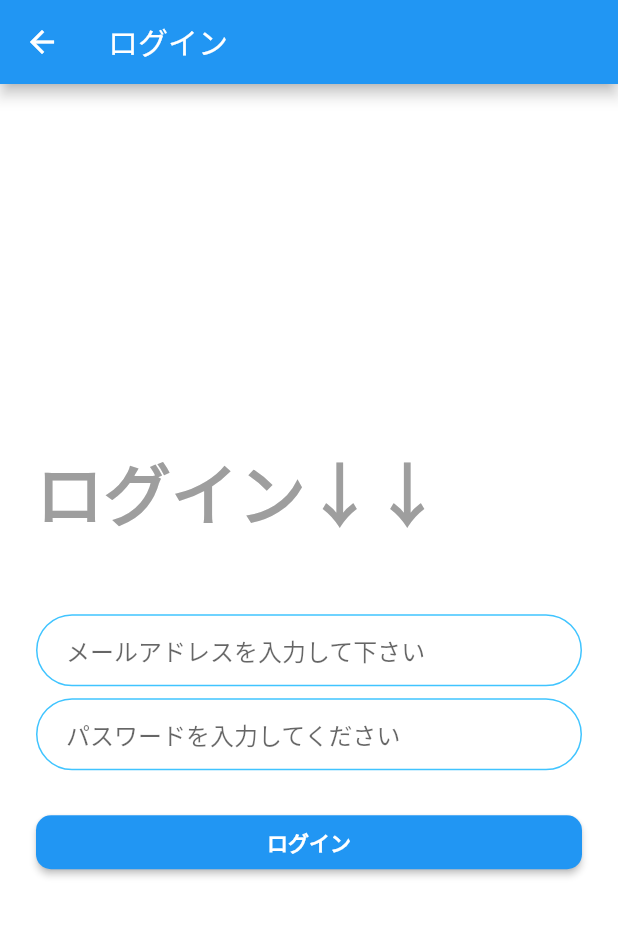
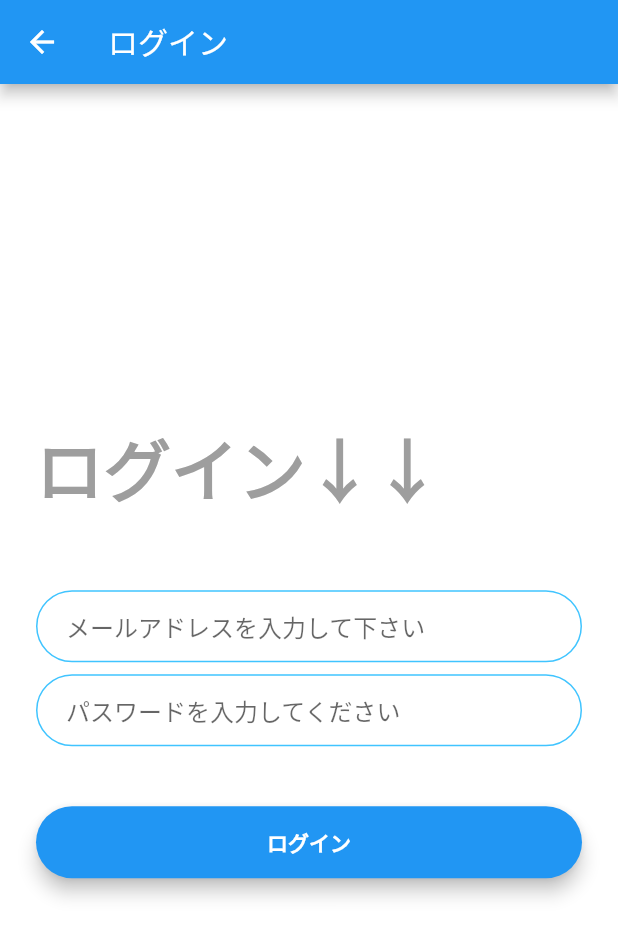
Before and after one commit to mqkotoo/deadline_management_app, a Flutter app: the screen it shows after launch, after a tap on "ログイン", on a phone screen of 412 x 824 dp. Shown: the top 937 px of the screen. Run offline on Flutter 3.47's test engine with Material 2 defaults, Android fonts, the phone set to English and light mode, and no system bars; drawn by our look-alikes of modal_progress_hud_nsn; our stand-ins replace firebase_auth, firebase_core, flutter_slidable, table_calendar; accounts and stored records are empty.

Commit message:
update registration login page UI and validation

```diff
--- /dev/null
+++ b/lib/component/rounded_button.dart
@@ -0,0 +1,35 @@
+import 'package:flutter/material.dart';
+
+class RoundedButton extends StatelessWidget {
+  RoundedButton(
+      {required this.color, required this.onPressed, required this.title,required this.textColor});
+
+  final Color? color;
+  final void Function() onPressed;
+  final String title;
+  final Color? textColor;
+
+  @override
+  Widget build(BuildContext context) {
+    return Padding(
+      padding: EdgeInsets.symmetric(vertical: 16.0),
+      child: Material(
+        elevation: 5.0,
+        color: color,
+        borderRadius: BorderRadius.circular(30.0),
+        child: MaterialButton(
+          onPressed: onPressed,
+          minWidth: 200.0,
+          height: 42.0,
+          child: Text(
+            title,
+            style: TextStyle(
+                color: textColor,
+                fontWeight: FontWeight.bold,
+            ),
+          ),
+        ),
+      ),
+    );
+  }
+}
--- a/lib/screens/login_screen.dart
+++ b/lib/screens/login_screen.dart
@@ -1,6 +1,7 @@
 import 'package:firebase_auth/firebase_auth.dart';
 import 'package:flutter/material.dart';
 import 'package:modal_progress_hud_nsn/modal_progress_hud_nsn.dart';
+import '../component/rounded_button.dart';
 import '../constants.dart';
 import 'calendar_screen.dart';
 
@@ -18,16 +19,22 @@ class _LoginScreenState extends State<LoginScreen> {
   late String password;
 
   Future<void> loginUserFromEmail() async {
+
+    final newUser = await _auth.signInWithEmailAndPassword(
+        email: email, password: password);
+
     setState(() {
       isLoad = true;
     });
+
     try {
-      final newUser = await _auth.signInWithEmailAndPassword(
-          email: email, password: password);
+      // ユーザが確認できたら
       if (newUser != null) {
         Navigator.pushNamed(context, CalendarScreen.id);
         print("ログインに成功しました");
       }
+      // ユーザがいなかったら
+
       setState(() {
         isLoad = false;
       });
@@ -38,6 +45,11 @@ class _LoginScreenState extends State<LoginScreen> {
 
   @override
   Widget build(BuildContext context) {
+
+    // 入力処理の時に使う奴ら
+    final _passwordFocusNode = FocusNode();
+    final _formKey = GlobalKey<FormState>();
+
     return Scaffold(
       backgroundColor: Colors.white,
       appBar: AppBar(
@@ -48,6 +60,8 @@ class _LoginScreenState extends State<LoginScreen> {
         inAsyncCall: isLoad,
         child: Padding(
           padding: EdgeInsets.symmetric(horizontal: 24.0),
+          child: Form(
+            key: _formKey,
             child: Column(
               mainAxisAlignment: MainAxisAlignment.center,
               crossAxisAlignment: CrossAxisAlignment.stretch,
@@ -64,7 +78,9 @@ class _LoginScreenState extends State<LoginScreen> {
                 SizedBox(
                   height: 48.0,
                 ),
-              TextField(
+
+                // メールアドレスの入力フォーム
+                TextFormField(
                   keyboardType: TextInputType.emailAddress,
                   onChanged: (value) {
                     //Do something with the user input.
@@ -73,11 +89,29 @@ class _LoginScreenState extends State<LoginScreen> {
                   decoration: kTextFieldDecoration.copyWith(
                     hintText: 'メールアドレスを入力して下さい',
                   ),
+
+                  // 右下のボタンをNEXTにかえる
+                  textInputAction: TextInputAction.next,
+
+                  // NEXTを押したらパスワード入力フォームにフォーカスさせる
+                  onFieldSubmitted: (_) {
+                    FocusScope.of(context).requestFocus(_passwordFocusNode); // 変更
+                  },
+
+//                  バリデーション実装
+                  validator: (value) {
+                    if (value == null || value.isEmpty) {
+                      return 'メールアドレスを入力してください';
+                    }
+                    return null;
+                  },
                 ),
                 SizedBox(
                   height: 8.0,
                 ),
-              TextField(
+
+                // パスワードの入力フォーム
+                TextFormField(
                   obscureText: true,
                   onChanged: (value) {
                     //Do something with the user input.
@@ -86,30 +120,44 @@ class _LoginScreenState extends State<LoginScreen> {
                   decoration: kTextFieldDecoration.copyWith(
                     hintText: 'パスワードを入力してください',
                   ),
+
+                  // パスワード入力フォームに飛ばせるたえのやつ
+                  focusNode: _passwordFocusNode,
+
+                    //バリデーション実装
+                    validator: (value) {
+                      if (value == null || value.isEmpty) {
+                        return 'パスワードを入力してください';
+                      }
+                      if (value.length < 6) {
+                        return 'パスワードは6文字以上です';
+                      }
+                      return null;
+                    }
+
                 ),
                 SizedBox(
                   height: 24.0,
                 ),
 
                 // ログインボタン
-              RaisedButton(
-                child: Text(
-                  'ログイン',
-                  style: TextStyle(fontWeight: FontWeight.bold),
-                ),
+                RoundedButton(
                   textColor: Colors.white,
                   color: Colors.blue,
-                shape: RoundedRectangleBorder(
-                  borderRadius: BorderRadius.circular(10),
-                ),
+                  title: 'ログイン',
                   onPressed: () {
+                    if (_formKey.currentState!.validate()) {
                       loginUserFromEmail();
+                    }
+                    print(email);
+                    print(password);
                   },
                 ),
               ],
             ),
           ),
         ),
+      ),
     );
   }
 }
--- a/lib/screens/welcome_screen.dart
+++ b/lib/screens/welcome_screen.dart
@@ -1,5 +1,6 @@
 import 'package:flutter/material.dart';
 import 'package:flutter_deadline_management/screens/registration_screen.dart';
+import '../component/rounded_button.dart';
 import 'login_screen.dart';
 
 class WelcomeScreen extends StatelessWidget {
@@ -28,37 +29,21 @@ class WelcomeScreen extends StatelessWidget {
 
 
             // LOGIN
-            RaisedButton(
-              child: Text(
-                'ログイン',
-                style: TextStyle(fontWeight: FontWeight.bold),
-              ),
+            RoundedButton(
               textColor: Colors.white,
               color: Colors.blue,
-              shape: RoundedRectangleBorder(
-                borderRadius: BorderRadius.circular(10),
-              ),
-              onPressed: () {
-                Navigator.pushNamed(context, LoginScreen.id);
-              },
+              title: 'ログイン',
+              onPressed: () => Navigator.pushNamed(context, LoginScreen.id),
             ),
 
             // REGISTRATION
-            RaisedButton(
-                child: Text('アカウントを作成する',
-                  style: TextStyle(fontWeight: FontWeight.bold),),
-                textColor: Colors.blue,
-                color: Colors.blue[50],
-                shape: RoundedRectangleBorder(
-                  borderRadius: BorderRadius.circular(10),
-                ),
+            RoundedButton(
+              textColor: Colors.blue,
+              color: Colors.blue[50],
+              title: 'アカウントを作成する',
+              onPressed: () => Navigator.pushNamed(context, RegistrationScreen.id),
+            ),
 
-                // ボタンクリック後にアカウント作成用の画面の遷移する。
-                onPressed: (){
-                  Navigator.pushNamed(context, RegistrationScreen.id);
-                }
-
-            ),
           ],
         ),
       ),
```
Also changed, not shown: lib/screens/registration_screen.dart (+25 -11 lines), lib/constants.dart (line endings or trailing spaces). Lines whose indentation alone changed are shown as unchanged.
